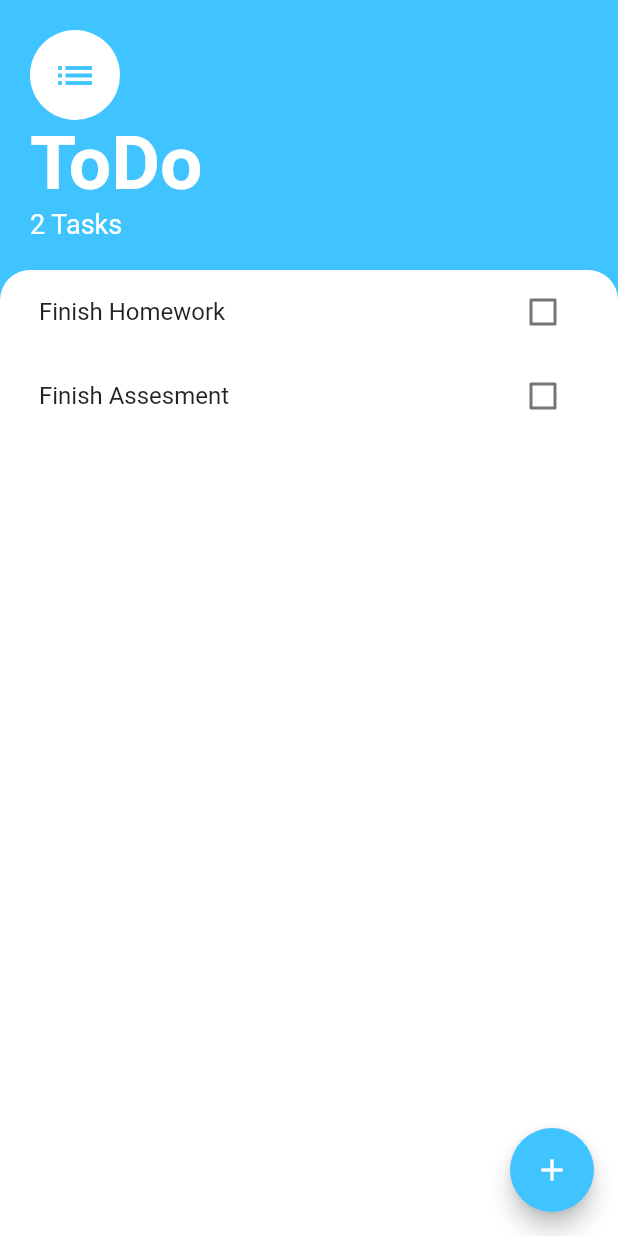
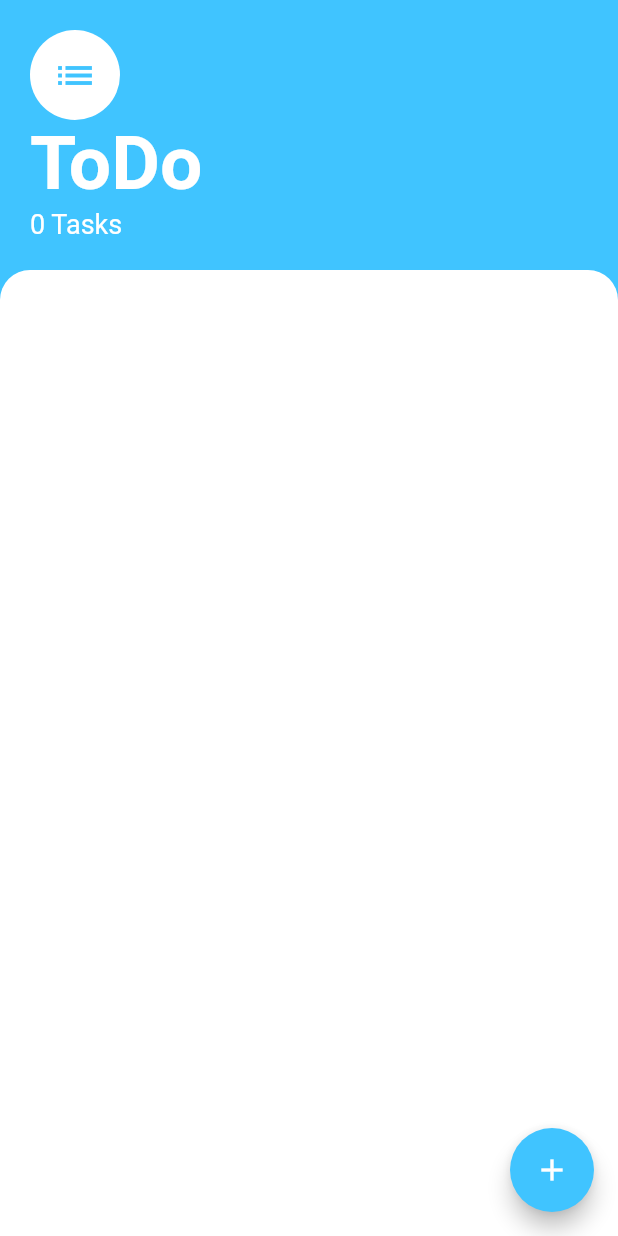
Before and after one commit to Flutter-Training-G/todo_app, a Flutter app: the screen it shows after launch, on a phone screen of 412 x 824 dp. Run offline on Flutter 3.47's test engine with Material 2 defaults, Android fonts, the phone set to English and light mode, and no system bars.

Commit message:
Completed Project

```diff
--- a/lib/main.dart
+++ b/lib/main.dart
@@ -1,6 +1,8 @@
 // ignore_for_file: prefer_const_constructors
 
 import 'package:flutter/material.dart';
+import 'package:provider/provider.dart';
+import 'package:todo_application/models/task_model.dart';
 import 'package:todo_application/screens/tasks_screen.dart';
 
 void main() {
@@ -12,6 +14,11 @@ class MyApp extends StatelessWidget {
 
   @override
   Widget build(BuildContext context) {
-    return MaterialApp(home: TasksScreen());
+    return ChangeNotifierProvider(
+      create: (context) => TaskModel(),
+      child: MaterialApp(
+        home: TasksScreen(),
+      ),
+    );
   }
 }
--- /dev/null
+++ b/lib/models/task_model.dart
@@ -0,0 +1,27 @@
+import 'dart:collection';
+
+import 'package:flutter/foundation.dart';
+import 'package:todo_application/models/task.dart';
+
+class TaskModel extends ChangeNotifier {
+  List<Task> _tasks = [];
+
+  UnmodifiableListView<Task> get tasks => UnmodifiableListView(_tasks);
+
+  int get taskCount => _tasks.length;
+
+  void addTask(String taskTitle) {
+    _tasks.add(Task(name: taskTitle));
+    notifyListeners();
+  }
+
+  void checkTask(Task task) {
+    task.toggleDone();
+    notifyListeners();
+  }
+
+  void deleteTask(Task task) {
+    _tasks.remove(task);
+    notifyListeners();
+  }
+}
--- a/lib/screens/tasks_screen.dart
+++ b/lib/screens/tasks_screen.dart
@@ -1,6 +1,8 @@
 // ignore_for_file: prefer_const_constructors, avoid_unnecessary_containers, prefer_const_literals_to_create_immutables
 
 import 'package:flutter/material.dart';
+import 'package:provider/provider.dart';
+import '../models/task_model.dart';
 import 'package:todo_application/models/task.dart';
 import 'package:todo_application/screens/add_task_screen.dart';
 import 'package:todo_application/widgets/task_list.dart';
@@ -13,10 +15,7 @@ class TasksScreen extends StatefulWidget {
 }
 
 class _TasksScreenState extends State<TasksScreen> {
-  List<Task> tasks = [
-    Task(name: 'Finish Homework'),
-    Task(name: 'Finish Assesment'),
-  ];
+
 
 
   @override
@@ -49,7 +48,7 @@ class _TasksScreenState extends State<TasksScreen> {
                   ),
                 ),
                 Text(
-                  '${tasks.length} Tasks',
+                  '${context.watch<TaskModel>().taskCount} Tasks',
                   style: TextStyle(
                     fontSize: 18,
                     color: Colors.white,
@@ -61,7 +60,7 @@ class _TasksScreenState extends State<TasksScreen> {
           Expanded(
             child: Container(
               padding: EdgeInsets.symmetric(horizontal: 10),
-              child: TaskList(tasks),
+              child: TaskList(),
               decoration: BoxDecoration(
                 color: Colors.white,
                 borderRadius: BorderRadius.only(
@@ -84,15 +83,6 @@ class _TasksScreenState extends State<TasksScreen> {
               ),
             ),
             builder: (context) => AddTaskScreen(
-              addTaskCallBack: (String? taskTitle) {
-                if (taskTitle != null) {
-                  var task = Task(name: taskTitle);
-                  setState(() {
-                    tasks.add(task);
-                  });
-                }
-                Navigator.pop(context);
-              },
             ),
           );
         },
--- a/lib/widgets/task_list.dart
+++ b/lib/widgets/task_list.dart
@@ -1,33 +1,32 @@
 import 'package:flutter/material.dart';
 import 'package:todo_application/models/task.dart';
+import 'package:provider/provider.dart';
+import 'package:todo_application/models/task_model.dart';
 import 'package:todo_application/widgets/task_tile.dart';
 
 class TaskList extends StatefulWidget {
-  final List<Task> tasks;
-  TaskList(this.tasks);
   @override
   State<TaskList> createState() => _TaskListState();
 }
 
 class _TaskListState extends State<TaskList> {
-
-
   @override
   Widget build(BuildContext context) {
     return ListView.builder(
       itemBuilder: (context, index) {
-        var task = widget.tasks[index];
+        var task = context.watch<TaskModel>().tasks[index];
         return TaskTile(
           name: task.name,
           isDone: task.isDone,
           checkBoxCallBack: (value) {
-            setState(() {
-              task.toggleDone();
-            });
+            context.read<TaskModel>().checkTask(task);
+          },
+          deleteTaskCallBack: () {
+            context.read<TaskModel>().deleteTask(task);
           },
         );
       },
-      itemCount: widget.tasks.length,
+      itemCount: context.watch<TaskModel>().tasks.length,
     );
   }
 }
--- a/lib/widgets/task_tile.dart
+++ b/lib/widgets/task_tile.dart
@@ -1,29 +1,27 @@
 import 'package:flutter/material.dart';
 
-class TaskTile extends StatefulWidget {
+class TaskTile extends StatelessWidget {
   final String name;
   final bool isDone;
-  final Function(bool?) checkBoxCallBack;
+  final void Function(bool?) checkBoxCallBack;
+  final void Function()? deleteTaskCallBack;
 
-  TaskTile({required this.isDone, required this.name, required this.checkBoxCallBack});
-  @override
-  State<TaskTile> createState() => _TaskTileState();
-}
+  TaskTile({required this.isDone, required this.name, required this.checkBoxCallBack, required this.deleteTaskCallBack,});
 
-class _TaskTileState extends State<TaskTile> {
   @override
   Widget build(BuildContext context) {
     return ListTile(
       title: Text(
-        widget.name,
+        name,
         style: TextStyle(
-            decoration: widget.isDone
+            decoration: isDone
                 ? TextDecoration.lineThrough
                 : TextDecoration.none),
       ),
+      onLongPress: deleteTaskCallBack,
       trailing: Checkbox(
-        value: widget.isDone,
-        onChanged: widget.checkBoxCallBack
+        value: isDone,
+        onChanged: checkBoxCallBack
       ),
     );
   }
--- a/pubspec.yaml
+++ b/pubspec.yaml
@@ -34,6 +34,7 @@ dependencies:
   # The following adds the Cupertino Icons font to your application.
   # Use with the CupertinoIcons class for iOS style icons.
   cupertino_icons: ^1.0.2
+  provider: ^6.0.2
 
 dev_dependencies:
   flutter_test:
```
Also changed, not shown: lib/screens/add_task_screen.dart (+6 -5 lines), pubspec.lock.
